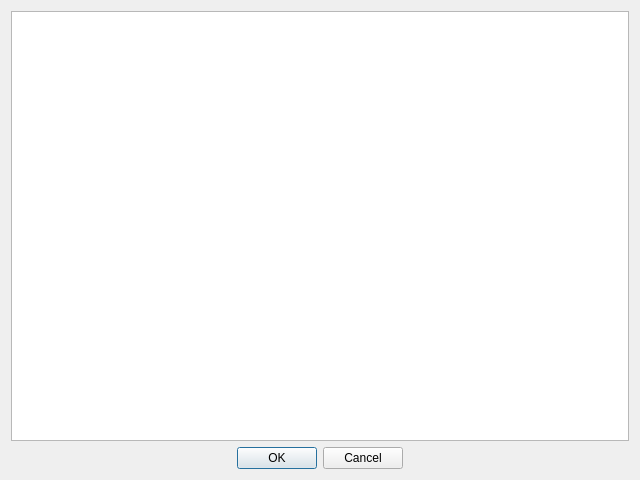
Qt form Smile/UI/bearbzust.ui (DenisReznikov/Smile) before a commit.
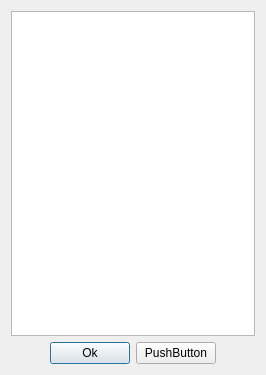
The same form after that commit.

Diff of the .ui file:
```diff
--- a/Smile/UI/bearbzust.ui
+++ b/Smile/UI/bearbzust.ui
@@ -6,8 +6,8 @@
    <rect>
     <x>0</x>
     <y>0</y>
-    <width>640</width>
-    <height>480</height>
+    <width>266</width>
+    <height>375</height>
    </rect>
   </property>
   <property name="windowTitle">
@@ -15,21 +15,68 @@
   </property>
   <layout class="QVBoxLayout" name="verticalLayout">
    <item>
-    <widget class="QTableView" name="tableView"/>
-   </item>
-   <item>
-    <widget class="QDialogButtonBox" name="buttonBox">
-     <property name="orientation">
-      <enum>Qt::Horizontal</enum>
+    <widget class="QTableView" name="tableView">
+     <property name="sizePolicy">
+      <sizepolicy hsizetype="Expanding" vsizetype="Expanding">
+       <horstretch>0</horstretch>
+       <verstretch>0</verstretch>
+      </sizepolicy>
      </property>
-     <property name="standardButtons">
-      <set>QDialogButtonBox::Cancel|QDialogButtonBox::Ok</set>
+     <property name="alternatingRowColors">
+      <bool>false</bool>
      </property>
-     <property name="centerButtons">
-      <bool>true</bool>
+     <property name="selectionBehavior">
+      <enum>QAbstractItemView::SelectRows</enum>
+     </property>
+     <property name="verticalScrollMode">
+      <enum>QAbstractItemView::ScrollPerPixel</enum>
      </property>
     </widget>
    </item>
+   <item>
+    <layout class="QHBoxLayout" name="horizontalLayout">
+     <item>
+      <spacer name="horizontalSpacer_2">
+       <property name="orientation">
+        <enum>Qt::Horizontal</enum>
+       </property>
+       <property name="sizeHint" stdset="0">
+        <size>
+         <width>40</width>
+         <height>20</height>
+        </size>
+       </property>
+      </spacer>
+     </item>
+     <item>
+      <widget class="QPushButton" name="button_OK">
+       <property name="text">
+        <string>Ok</string>
+       </property>
+      </widget>
+     </item>
+     <item>
+      <widget class="QPushButton" name="pushButton_2">
+       <property name="text">
+        <string>PushButton</string>
+       </property>
+      </widget>
+     </item>
+     <item>
+      <spacer name="horizontalSpacer">
+       <property name="orientation">
+        <enum>Qt::Horizontal</enum>
+       </property>
+       <property name="sizeHint" stdset="0">
+        <size>
+         <width>40</width>
+         <height>20</height>
+        </size>
+       </property>
+      </spacer>
+     </item>
+    </layout>
+   </item>
   </layout>
  </widget>
  <resources/>
```
Left out of the diff: 35 changed lines with no effect on the pictures.
